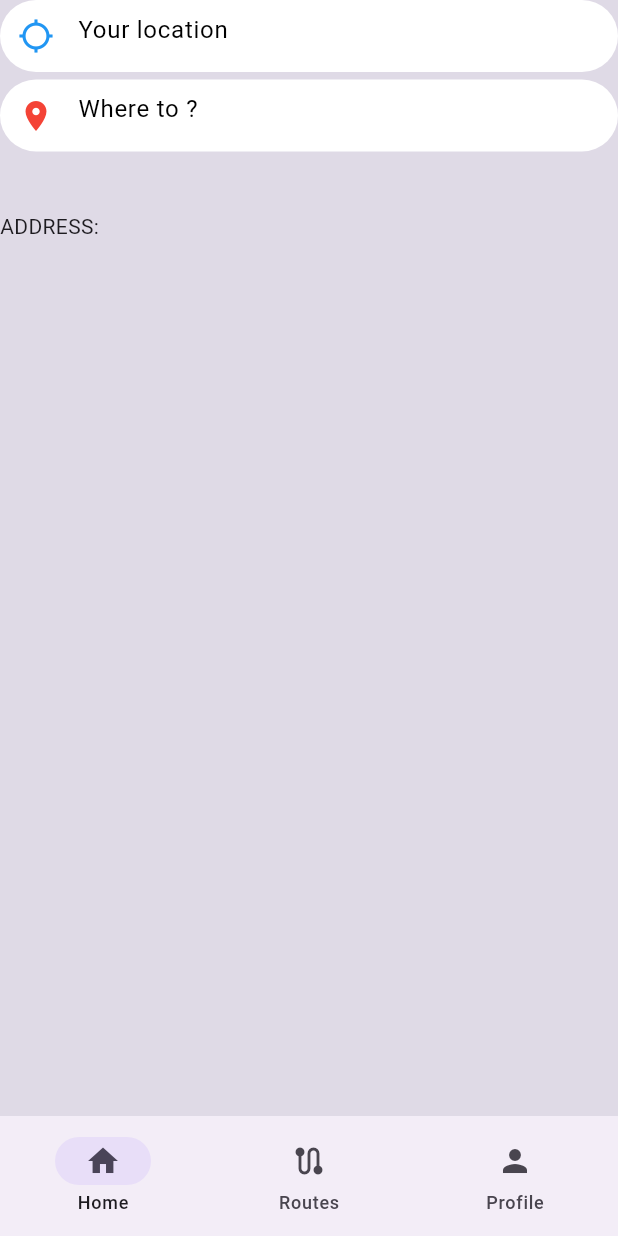
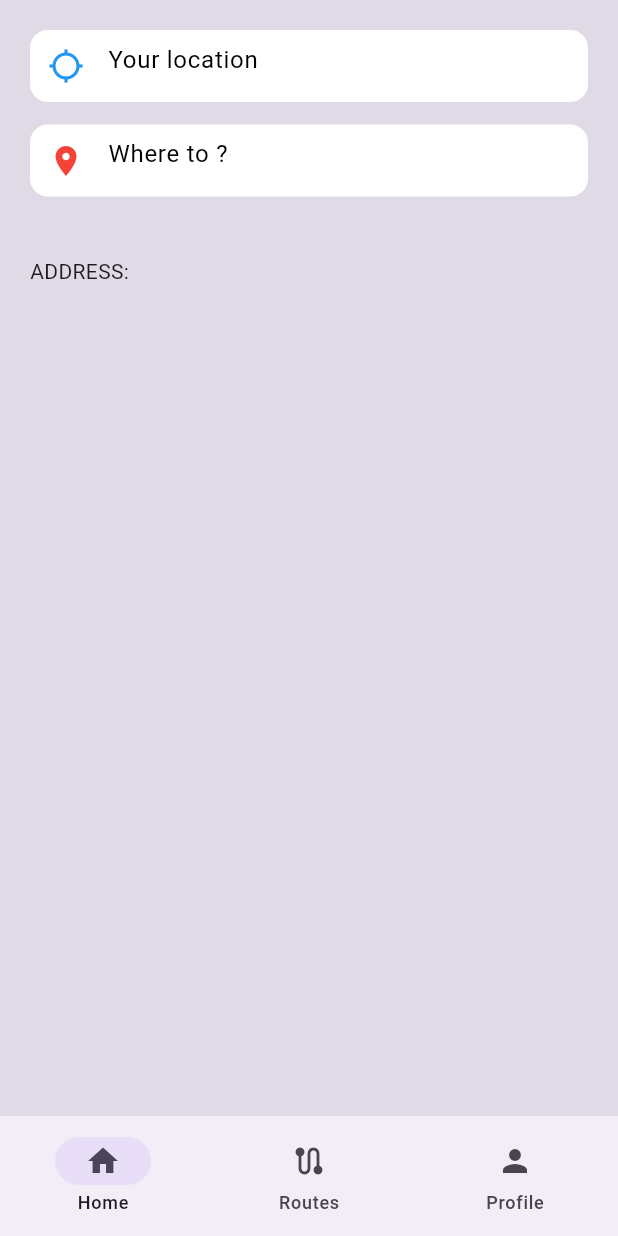
Before and after one commit to farahalomari/j, a Flutter app: the Permission screen opened directly, on a phone screen of 412 x 824 dp. Run offline on Flutter 3.47's test engine with Material 3 defaults, Android fonts, the light colour scheme and no system bars; our stand-ins replace flutter_map, geocoding, geolocator, js, latlong2, otp_text_field; missing offline and left inert: geojson, u_credit_card.

Commit message:
fixed some little details

```diff
--- a/frontend/lib/Add.dart
+++ b/frontend/lib/Add.dart
@@ -1,8 +1,9 @@
 import 'package:flutter/material.dart';
 import 'package:gradproj7/location.dart';
 import 'package:gradproj7/settings.dart';
-import 'package:gradproj7/signup.dart';
 import 'package:u_credit_card/u_credit_card.dart';
+
+import 'live.dart';
 
 void main() {
   WidgetsFlutterBinding.ensureInitialized();
--- a/frontend/lib/destination.dart
+++ b/frontend/lib/destination.dart
@@ -101,7 +101,7 @@ class _DestinationState extends State<Destination> {
           //Here should be the Map
 
           const Padding(padding: EdgeInsets.all(290)),
-          Align(  alignment: Alignment.bottomRight,
+          Align(  alignment: Alignment.bottomCenter,
             child:ElevatedButton(
               onPressed: () {
                 Navigator.push(
--- a/frontend/lib/live.dart
+++ b/frontend/lib/live.dart
@@ -14,8 +14,6 @@ void main() {
     ),
   );
 }
-
-
 
 class Permission extends StatefulWidget {
   const Permission({super.key});
@@ -37,12 +35,27 @@ class _PermissionState extends State<Permission> {
       child: Scaffold(
         backgroundColor: const Color.fromARGB(255, 223, 218, 230),
         body: Column(children: [
-          GestureDetector( onDoubleTap: () {
+          Expanded(
+            child: Container(
+              width: double.infinity,
+              alignment: Alignment.topLeft,
+              decoration: const BoxDecoration(
+                color: Color.fromARGB(255, 223, 218, 230),
+                borderRadius: BorderRadius.only(
+                  topLeft: Radius.circular(30),
+                  topRight: Radius.circular(30),
+                ),
+              ),
+              child: Padding(
+                padding: const EdgeInsets.all(20.0),
+                child: SingleChildScrollView(
+                  child: Column(
+                    children:[GestureDetector( onDoubleTap: () {
                       _getCurrentPosition();
                     },
                       child:Container(
                         decoration: BoxDecoration(
-                borderRadius: BorderRadius.circular(50),
+                          borderRadius: BorderRadius.circular(12),
                           color: Colors.white,
                         ),
                         child: const TextField(
@@ -60,7 +73,7 @@ class _PermissionState extends State<Permission> {
                         ),
                       ),
                     ),
-          const Padding(padding: EdgeInsets.only(top:5)),
+                      const Padding(padding: EdgeInsets.only(top:15)),
                       GestureDetector( onDoubleTap: () {
                         Navigator.push(context,
                             MaterialPageRoute(
@@ -68,7 +81,7 @@ class _PermissionState extends State<Permission> {
                       },
                         child:Container(
                           decoration: BoxDecoration(
-                borderRadius: BorderRadius.circular(50),
+                            borderRadius: BorderRadius.circular(12),
                             color: Colors.white,
                           ),
                           child: const TextField(
@@ -90,9 +103,13 @@ class _PermissionState extends State<Permission> {
                       Align(alignment: Alignment.centerLeft,
                         child:Text('ADDRESS: ${_currentAddress ?? ""}'),
                       ),
-
+                    ],
                     //Here should be the Map
-
+                  ),
+                ),
+              ),
+            ),
+          ),
         ],
         ),
         bottomNavigationBar: NavigationBar(
--- a/frontend/lib/signup.dart
+++ b/frontend/lib/signup.dart
@@ -1,8 +1,6 @@
 import 'package:flutter/material.dart';
-import 'package:gradproj7/location.dart';
 import 'package:gradproj7/login.dart';
 import 'package:gradproj7/otp.dart';
-import 'package:gradproj7/settings.dart';
 import 'package:flutter/gestures.dart';
 
 void main() {
```
Lines whose indentation alone changed are shown as unchanged.
